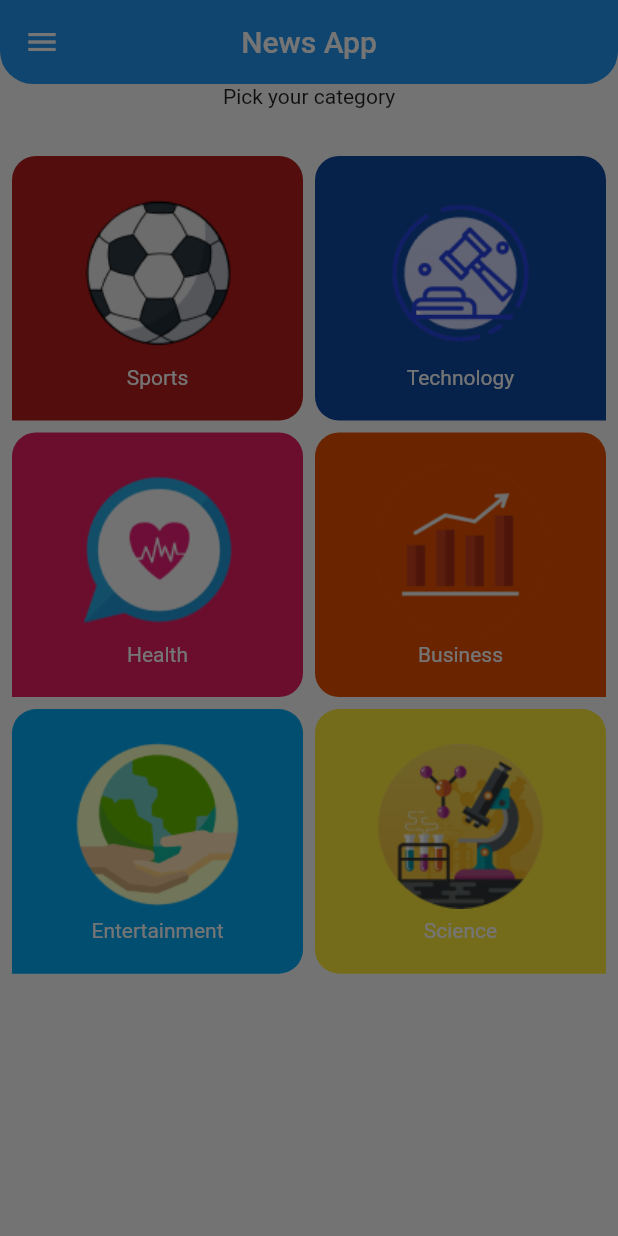
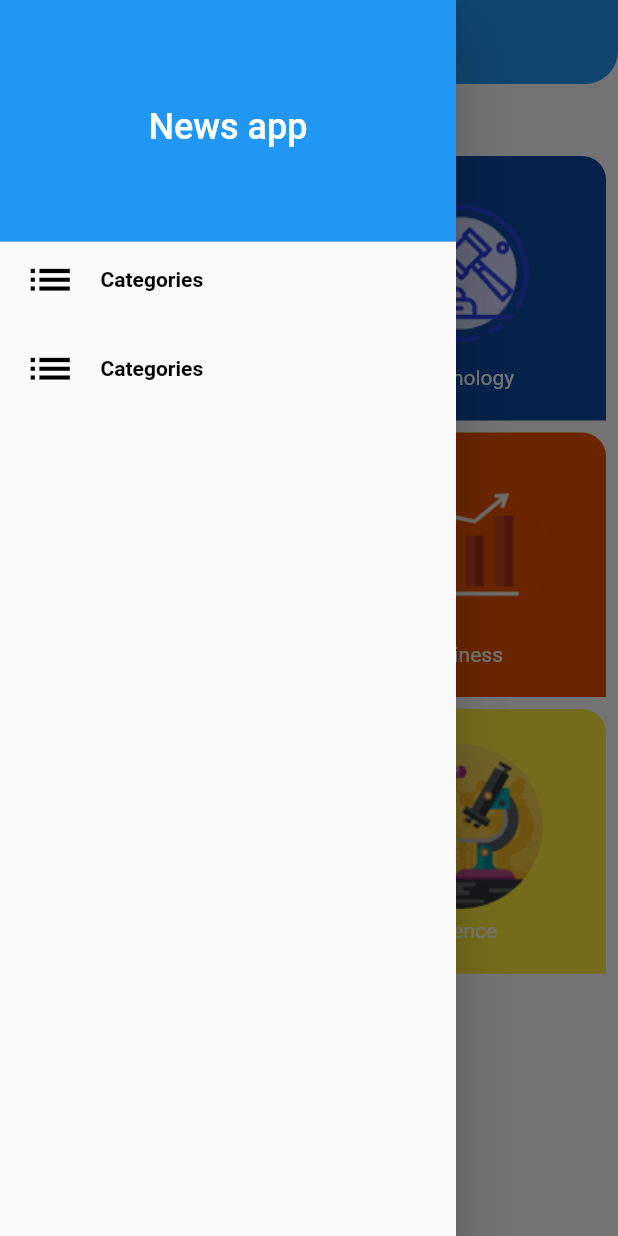
Before and after one commit to MariamYasserAlmohammadi/news_sun_c9, a Flutter app: the screen it shows after launch, with the side drawer open, on a phone screen of 412 x 824 dp. Run offline on Flutter 3.47's test engine with Material 2 defaults, Android fonts, the phone set to English and light mode, and no system bars; our stand-ins replace cached_network_image, google_fonts.

Commit message:
+ finish Drawer

```diff
--- a/lib/ui/screens/home/home_screen.dart
+++ b/lib/ui/screens/home/home_screen.dart
@@ -4,6 +4,7 @@ import 'package:news_sun_c9/data/modal/SourcesResponse.dart';
 import 'package:news_sun_c9/data/modal/category_dm.dart';
 import 'package:news_sun_c9/ui/screens/home/tabs/categories/categories_tab.dart';
 import 'package:news_sun_c9/ui/screens/home/tabs/news/news_tab.dart';
+import 'package:news_sun_c9/ui/screens/home/tabs/settings/settings_tab.dart';
 
 class HomeScreen extends StatefulWidget {
   static const String routeName = "home_screen" ;
@@ -26,7 +27,8 @@ class _HomeScreenState extends State<HomeScreen> {
   @override
   Widget build(BuildContext context) {
 
-    return  WillPopScope(
+    return  SafeArea(
+      child: WillPopScope(
         onWillPop:(){
           if(currentTab is! CategoriesTab){
             currentTab ==CategoriesTab(onCategoryClick);
@@ -50,7 +52,8 @@ class _HomeScreenState extends State<HomeScreen> {
             ),
           ),
           body:currentTab ,
-        drawer: buildDrawer()
+          drawer: buildDrawer(),
+        ),
       ),
     );
   }
@@ -62,8 +65,54 @@ class _HomeScreenState extends State<HomeScreen> {
     });
   }
   Widget buildDrawer(){
-    return Container(
+    return  Drawer(
+      child: Column(
+        crossAxisAlignment: CrossAxisAlignment.stretch,
+        children: [
+          const DrawerHeader(
+            decoration: BoxDecoration(
+              color: Colors.blue,
+            ),
+              child: Center(
+                child: Text("News app" ,style:TextStyle(
+                  color: Colors.white,
+                  fontSize: 24,
+                ) ,),
+              )),
+          buildDrawerRow(Icons.list, "Categories", (){
+            currentTab =CategoriesTab(onCategoryClick);
+            setState(() {
 
+            });
+            Navigator.pop(context);
+          }),
+          const SizedBox(height: 24,),
+          buildDrawerRow(Icons.list, "Categories", (){
+            currentTab =const SettingsTab();
+            setState(() {
+
+            });
+            Navigator.pop(context);
+          }),
+        ],
+      ),
+    );
+  }
+   Widget buildDrawerRow(IconData iconData ,String title ,Function onClick){
+   return InkWell(
+     onTap: (){
+       onClick();
+     },
+     child: Row(
+        children: [
+          const SizedBox(width: 16,),
+          Icon(iconData,color: Colors.black ,size: 35,),
+          const SizedBox(width: 16,),
+          Text(title , style: const TextStyle(
+            color: Colors.black ,fontWeight: FontWeight.bold
+          ),)
+        ],
+      ),
    );
   }
 }
```
Also changed, not shown: lib/ui/screens/home/tabs/settings/settings_tab.dart (added, +10 -0 lines). Lines whose indentation alone changed are shown as unchanged.
